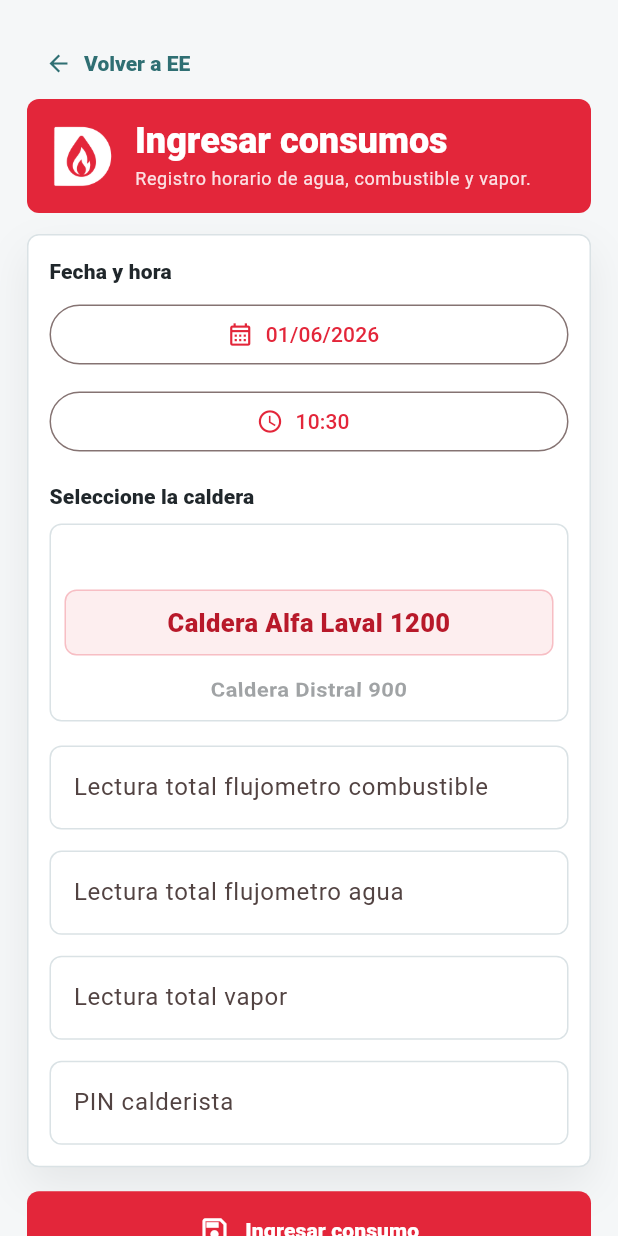
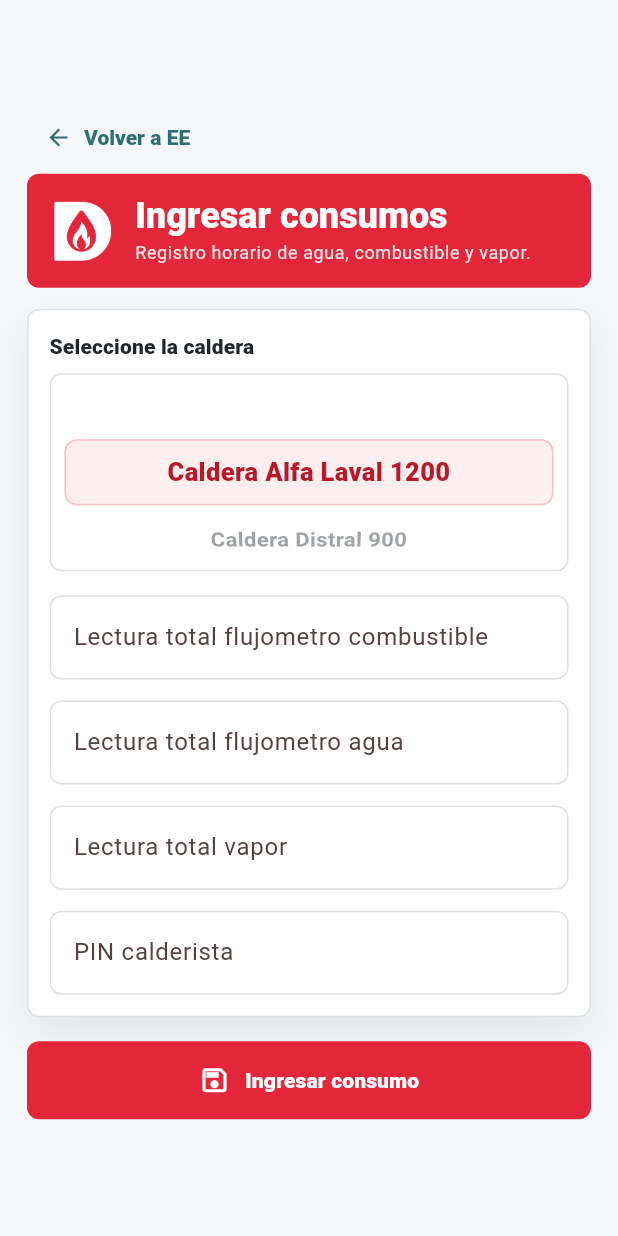
Before and after one commit to inoxiap/eficiencia-energetica-ee, a Flutter app: the screen it shows after launch, after a tap on "Ingresar consumos", on a phone screen of 412 x 824 dp. Run offline on Flutter 3.47's test engine with Material 3 defaults, Android fonts, the phone set to English and light mode, and no system bars; our stand-ins replace cloud_firestore, firebase_core, image_picker, shared_preferences; accounts and stored records are empty; Roboto replaces fonts that are missing (Arial).

Commit message:
Capture boiler reading timestamp automatically

```diff
--- a/ee_flutter/lib/main.dart
+++ b/ee_flutter/lib/main.dart
@@ -759,8 +759,6 @@
   final _waterController = TextEditingController();
   final _steamController = TextEditingController();
   final _pinController = TextEditingController();
-  DateTime _date = DateTime.now();
-  TimeOfDay _time = TimeOfDay.now();
   String _boilerName = boilerNames.first;
   String _message = '';
   MessageType _messageType = MessageType.info;
@@ -788,21 +786,6 @@
         const SizedBox(height: 14),
         InfoPanel(
           children: [
-            Text('Fecha y hora', style: Theme.of(context).textTheme.labelBold),
-            const SizedBox(height: 8),
-            TwoColumnActions(
-              left: OutlinedButton.icon(
-                onPressed: _isSubmitting ? null : _pickDate,
-                icon: const Icon(Icons.calendar_month_outlined),
-                label: Text(_formatDateOnly(_date)),
-              ),
-              right: OutlinedButton.icon(
-                onPressed: _isSubmitting ? null : _pickTime,
-                icon: const Icon(Icons.schedule),
-                label: Text(_formatTimeOnly(_time)),
-              ),
-            ),
-            const SizedBox(height: 16),
             Text(
               'Seleccione la caldera',
               style: Theme.of(context).textTheme.labelBold,
@@ -885,27 +868,6 @@
     );
   }
 
-  Future<void> _pickDate() async {
-    final picked = await showDatePicker(
-      context: context,
-      initialDate: _date,
-      firstDate: DateTime(2024),
-      lastDate: DateTime.now().add(const Duration(days: 365)),
-    );
-    if (picked == null || !mounted) {
-      return;
-    }
-    setState(() => _date = picked);
-  }
-
-  Future<void> _pickTime() async {
-    final picked = await showTimePicker(context: context, initialTime: _time);
-    if (picked == null || !mounted) {
-      return;
-    }
-    setState(() => _time = picked);
-  }
-
   void _selectBoiler(String value) {
     setState(() {
       _boilerName = value;
@@ -940,16 +902,9 @@
     }
 
     final now = DateTime.now();
-    final recordedAt = DateTime(
-      _date.year,
-      _date.month,
-      _date.day,
-      _time.hour,
-      _time.minute,
-    );
     final rawReading = BoilerReading(
       id: _createReadingId(),
-      recordedAt: recordedAt,
+      recordedAt: now,
       createdAt: now,
       boilerName: _boilerName,
       fuelTotal: fuelTotal,
@@ -1013,8 +968,6 @@
   void _finishSubmission(MessageType type, String message) {
     setState(() {
       _isSubmitting = false;
-      _date = DateTime.now();
-      _time = TimeOfDay.now();
       _fuelController.clear();
       _waterController.clear();
       _steamController.clear();
@@ -1051,19 +1004,6 @@
   String _createReadingId() {
     final random = math.Random().nextInt(1 << 32).toRadixString(16);
     return '${DateTime.now().millisecondsSinceEpoch}-$random';
-  }
-
-  String _formatDateOnly(DateTime value) {
-    final day = value.day.toString().padLeft(2, '0');
-    final month = value.month.toString().padLeft(2, '0');
-    final year = value.year.toString();
-    return '$day/$month/$year';
-  }
-
-  String _formatTimeOnly(TimeOfDay value) {
-    final hour = value.hour.toString().padLeft(2, '0');
-    final minute = value.minute.toString().padLeft(2, '0');
-    return '$hour:$minute';
   }
 }
 
@@ -1406,34 +1346,6 @@
             Expanded(child: children[0]),
             const SizedBox(width: 12),
             Expanded(child: children[1]),
-          ],
-        );
-      },
-    );
-  }
-}
-
-class TwoColumnActions extends StatelessWidget {
-  const TwoColumnActions({required this.left, required this.right, super.key});
-
-  final Widget left;
-  final Widget right;
-
-  @override
-  Widget build(BuildContext context) {
-    return LayoutBuilder(
-      builder: (context, constraints) {
-        if (constraints.maxWidth < 430) {
-          return Column(
-            crossAxisAlignment: CrossAxisAlignment.stretch,
-            children: [left, const SizedBox(height: 10), right],
-          );
-        }
-        return Row(
-          children: [
-            Expanded(child: left),
-            const SizedBox(width: 10),
-            Expanded(child: right),
           ],
         );
       },
```
